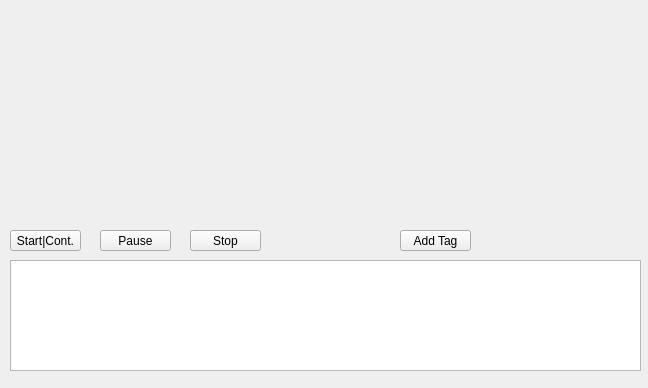
The window that Observer/videotag.ui (Netmisha/observer) describes before a commit, drawn with Qt 5.
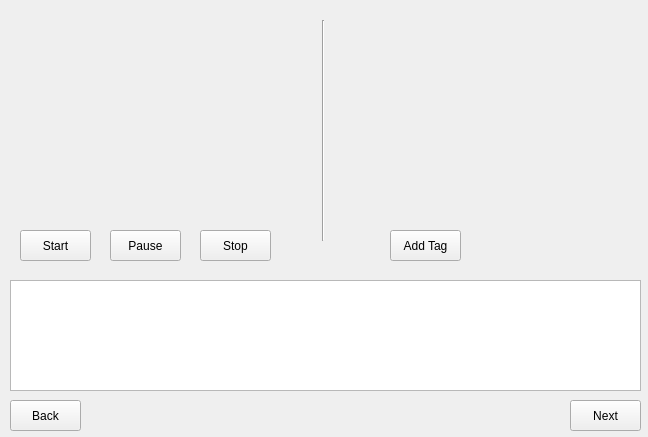
The same window after the commit.

Diff of the .ui file:
```diff
--- a/Observer/videotag.ui
+++ b/Observer/videotag.ui
@@ -7,7 +7,7 @@
     <x>0</x>
     <y>0</y>
     <width>648</width>
-    <height>388</height>
+    <height>437</height>
    </rect>
   </property>
   <property name="windowTitle">
@@ -16,23 +16,23 @@
   <widget class="QPushButton" name="Start">
    <property name="geometry">
     <rect>
-     <x>10</x>
+     <x>20</x>
      <y>230</y>
      <width>71</width>
-     <height>21</height>
+     <height>31</height>
     </rect>
    </property>
    <property name="text">
-    <string>Start|Cont.</string>
+    <string>Start</string>
    </property>
   </widget>
   <widget class="QPushButton" name="Stop">
    <property name="geometry">
     <rect>
-     <x>190</x>
+     <x>200</x>
      <y>230</y>
      <width>71</width>
-     <height>21</height>
+     <height>31</height>
     </rect>
    </property>
    <property name="text">
@@ -42,10 +42,10 @@
   <widget class="QPushButton" name="Pause">
    <property name="geometry">
     <rect>
-     <x>100</x>
+     <x>110</x>
      <y>230</y>
      <width>71</width>
-     <height>21</height>
+     <height>31</height>
     </rect>
    </property>
    <property name="text">
@@ -56,7 +56,7 @@
    <property name="geometry">
     <rect>
      <x>10</x>
-     <y>260</y>
+     <y>280</y>
      <width>631</width>
      <height>111</height>
     </rect>
@@ -65,10 +65,10 @@
   <widget class="QPushButton" name="AddTag">
    <property name="geometry">
     <rect>
-     <x>400</x>
+     <x>390</x>
      <y>230</y>
      <width>71</width>
-     <height>21</height>
+     <height>31</height>
     </rect>
    </property>
    <property name="text">
@@ -101,6 +101,45 @@
     <string/>
    </property>
   </widget>
+  <widget class="Line" name="line">
+   <property name="geometry">
+    <rect>
+     <x>313</x>
+     <y>20</y>
+     <width>20</width>
+     <height>221</height>
+    </rect>
+   </property>
+   <property name="orientation">
+    <enum>Qt::Vertical</enum>
+   </property>
+  </widget>
+  <widget class="QPushButton" name="Back">
+   <property name="geometry">
+    <rect>
+     <x>10</x>
+     <y>400</y>
+     <width>71</width>
+     <height>31</height>
+    </rect>
+   </property>
+   <property name="text">
+    <string>Back</string>
+   </property>
+  </widget>
+  <widget class="QPushButton" name="Next">
+   <property name="geometry">
+    <rect>
+     <x>570</x>
+     <y>400</y>
+     <width>71</width>
+     <height>31</height>
+    </rect>
+   </property>
+   <property name="text">
+    <string>Next</string>
+   </property>
+  </widget>
   <zorder>TagList</zorder>
   <zorder>Start</zorder>
   <zorder>Stop</zorder>
```
Left out of the diff: 3 changed lines with no effect on the pictures.
